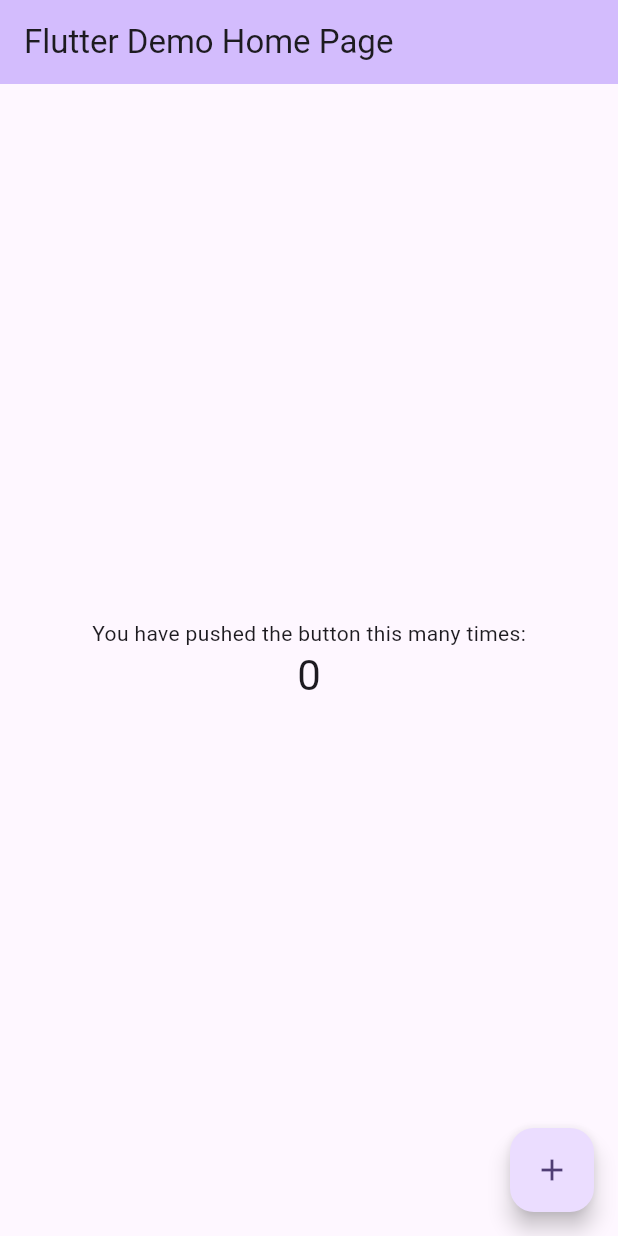
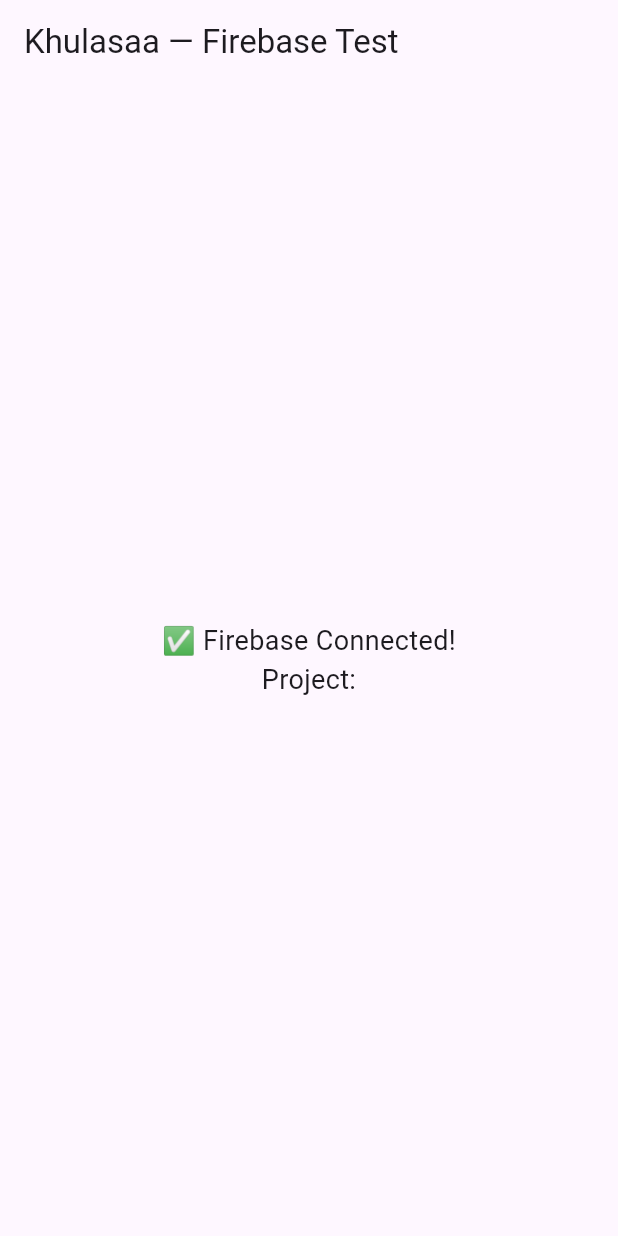
Before and after one commit to sumangiri109/Khulasaa, a Flutter app: the screen it shows after launch, on a phone screen of 412 x 824 dp. Run offline on Flutter 3.47's test engine with Material 3 defaults, Android fonts, the phone set to English and light mode, and no system bars; our stand-ins replace cloud_firestore, firebase_core; accounts and stored records are empty.

Commit message:
firebase connected succesfully

```diff
--- a/lib/main.dart
+++ b/lib/main.dart
@@ -1,124 +1,73 @@
 import 'package:flutter/material.dart';
+import 'package:firebase_core/firebase_core.dart';
+import 'firebase_options.dart';
 
-void main() {
-  runApp(const MyApp());
+void main() async {
+  WidgetsFlutterBinding.ensureInitialized();
+  await Firebase.initializeApp(options: DefaultFirebaseOptions.currentPlatform);
+  runApp(const KhulasaaApp());
 }
 
-class MyApp extends StatelessWidget {
-  const MyApp({super.key});
+class KhulasaaApp extends StatelessWidget {
+  const KhulasaaApp({super.key});
 
-  // This widget is the root of your application.
   @override
   Widget build(BuildContext context) {
     return MaterialApp(
-      title: 'Flutter Demo',
+      title: 'Khulasaa',
       theme: ThemeData(
-        // This is the theme of your application.
-        //
-        // TRY THIS: Try running your application with "flutter run". You'll see
-        // the application has a purple toolbar. Then, without quitting the app,
-        // try changing the seedColor in the colorScheme below to Colors.green
-        // and then invoke "hot reload" (save your changes or press the "hot
-        // reload" button in a Flutter-supported IDE, or press "r" if you used
-        // the command line to start the app).
-        //
-        // Notice that the counter didn't reset back to zero; the application
-        // state is not lost during the reload. To reset the state, use hot
-        // restart instead.
-        //
-        // This works for code too, not just values: Most code changes can be
-        // tested with just a hot reload.
-        colorScheme: .fromSeed(seedColor: Colors.deepPurple),
+        primaryColor: const Color(0xFF1A3C6E),
+        useMaterial3: true,
       ),
-      home: const MyHomePage(title: 'Flutter Demo Home Page'),
+      home: const FirebaseTestScreen(),
     );
   }
 }
 
-class MyHomePage extends StatefulWidget {
-  const MyHomePage({super.key, required this.title});
-
-  // This widget is the home page of your application. It is stateful, meaning
-  // that it has a State object (defined below) that contains fields that affect
-  // how it looks.
-
-  // This class is the configuration for the state. It holds the values (in this
-  // case the title) provided by the parent (in this case the App widget) and
-  // used by the build method of the State. Fields in a Widget subclass are
-  // always marked "final".
-
-  final String title;
+class FirebaseTestScreen extends StatefulWidget {
+  const FirebaseTestScreen({super.key});
 
   @override
-  State<MyHomePage> createState() => _MyHomePageState();
+  State<FirebaseTestScreen> createState() => _FirebaseTestScreenState();
 }
 
-class _MyHomePageState extends State<MyHomePage> {
-  int _counter = 0;
+class _FirebaseTestScreenState extends State<FirebaseTestScreen> {
+  String status = 'Checking Firebase...';
 
-  void _incrementCounter() {
-    setState(() {
-      // This call to setState tells the Flutter framework that something has
-      // changed in this State, which causes it to rerun the build method below
-      // so that the display can reflect the updated values. If we changed
-      // _counter without calling setState(), then the build method would not be
-      // called again, and so nothing would appear to happen.
-      _counter++;
-    });
+  @override
+  void initState() {
+    super.initState();
+    _testFirebase();
+  }
+
+  Future<void> _testFirebase() async {
+    try {
+      // Test 1: Firebase app initialized?
+      final app = Firebase.app();
+      setState(() {
+        status = '✅ Firebase Connected!\nProject: ${app.options.projectId}';
+      });
+    } catch (e) {
+      setState(() {
+        status = '❌ Firebase Error: $e';
+      });
+    }
   }
 
   @override
   Widget build(BuildContext context) {
-    // This method is rerun every time setState is called, for instance as done
-    // by the _incrementCounter method above.
-    //
-    // The Flutter framework has been optimized to make rerunning build methods
-    // fast, so that you can just rebuild anything that needs updating rather
-    // than having to individually change instances of widgets.
     return Scaffold(
-      appBar: AppBar(
-        // TRY THIS: Try changing the color here to a specific color (to
-        // Colors.amber, perhaps?) and trigger a hot reload to see the AppBar
-        // change color while the other colors stay the same.
-        backgroundColor: Theme.of(context).colorScheme.inversePrimary,
-        // Here we take the value from the MyHomePage object that was created by
-        // the App.build method, and use it to set our appbar title.
-        title: Text(widget.title),
-      ),
+      appBar: AppBar(title: const Text('Khulasaa — Firebase Test')),
       body: Center(
-        // Center is a layout widget. It takes a single child and positions it
-        // in the middle of the parent.
-        child: Column(
-          // Column is also a layout widget. It takes a list of children and
-          // arranges them vertically. By default, it sizes itself to fit its
-          // children horizontally, and tries to be as tall as its parent.
-          //
-          // Column has various properties to control how it sizes itself and
-          // how it positions its children. Here we use mainAxisAlignment to
-          // center the children vertically; the main axis here is the vertical
-          // axis because Columns are vertical (the cross axis would be
-          // horizontal).
-          //
-          // TRY THIS: Invoke "debug painting" (choose the "Toggle Debug Paint"
-          // action in the IDE, or press "p" in the console), to see the
-          // wireframe for each widget.
-          mainAxisAlignment: .center,
-          children: [
-            const Text('You have pushed the button this many times:'),
-            Text(
-              '$_counter',
-              style: Theme.of(context).textTheme.headlineMedium,
-            ),
-          ],
+        child: Padding(
+          padding: const EdgeInsets.all(24),
+          child: Text(
+            status,
+            textAlign: TextAlign.center,
+            style: const TextStyle(fontSize: 18),
+          ),
         ),
-      ),
-      floatingActionButton: FloatingActionButton(
-        onPressed: _incrementCounter,
-        tooltip: 'Increment',
-        child: const Icon(Icons.add),
       ),
     );
   }
 }
-
-//this is test1
```
Also changed, not shown: firebase.json (added), lib/firebase_options.dart (added), 3 other files.
